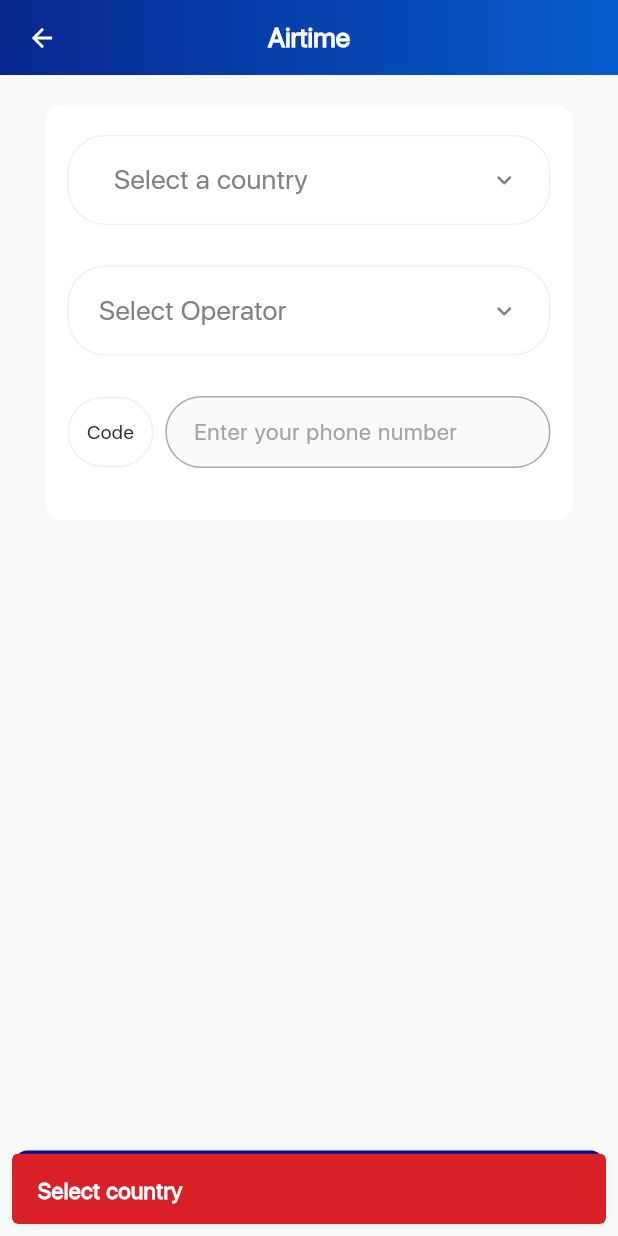
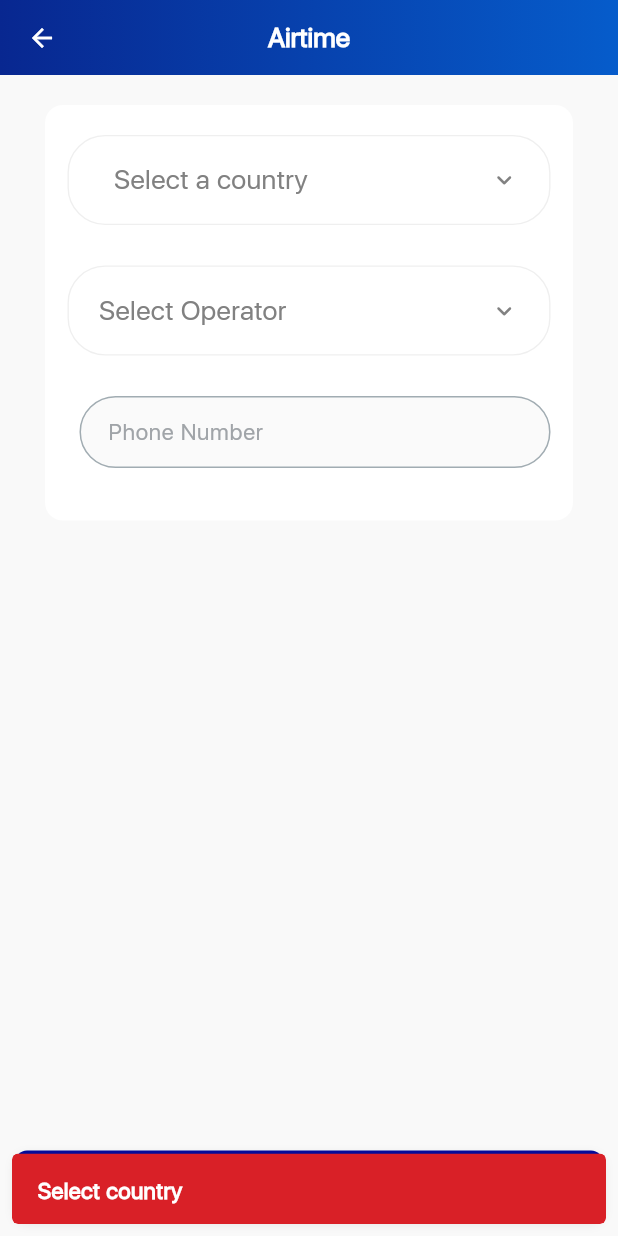
Before and after one commit to vinothkumar0107/Eastern, a Flutter app: the AirtimeScreen screen opened by its route, after a tap on "Topup", on a phone screen of 412 x 824 dp. Run offline on Flutter 3.47's test engine with Material 3 defaults, Android fonts, the light colour scheme and no system bars; our stand-ins replace animated_bottom_navigation_bar, auto_size_text, awesome_dialog, cached_network_image, connectivity_plus, dotted_border and 14 more; missing offline and left inert: flutter_inappwebview; accounts and stored records are empty; network calls fail; statements that could not run were skipped.

Commit message:
airtime screen

```diff
--- a/lib/core/utils/my_strings.dart
+++ b/lib/core/utils/my_strings.dart
@@ -321,6 +321,7 @@ class MyStrings{
   static const String support = "Support";
   static const String warranty = "Warranty";
   static const String unauthorized = "Unauthorized";
+  static const String authorizedMethod = "Authorized Method";
   static const String payment = "Payment";
   static const String couponPolicy = "Coupon Policy";
   static const String transactionDetails = "Transaction Details";
--- a/lib/data/controller/airtime/airtime_controller.dart
+++ b/lib/data/controller/airtime/airtime_controller.dart
@@ -184,7 +184,7 @@ class AirtimeController extends GetxController{
     }else if(mobileController.text.isEmpty){
       CustomSnackBar.error(errorList: [MyStrings.enterPhoneNumber.tr]);
       return ;
-    }else if(authorizationList.length>1 && selectedAuthorizationMode?.toLowerCase()==MyStrings.selectOne.toLowerCase()){
+    }else if(authorizationList.length>1 && selectedAuthorizationMode?.toLowerCase()==MyStrings.authorizedMethod.toLowerCase()){
       CustomSnackBar.error(errorList: [MyStrings.selectAuthModeMsg]);
       return;
     } else if(selectedCountry.callingCodes == null || selectedCountry.callingCodes![0].isEmpty){
--- a/lib/views/screens/airtime/airtime_screen.dart
+++ b/lib/views/screens/airtime/airtime_screen.dart
@@ -129,7 +129,7 @@ class _AirtimeScreenState extends State<AirtimeScreen> {
                     border:  Border.all(color: MyColor.borderColor, width: .9),
                     borderRadius: BorderRadius.circular(Dimensions.paddingSize25)
                 ),
-                        child: ,
+                        // child: Text(""),
                 )
                     ],
                   )
--- a/lib/views/screens/airtime/widget/phone_section.dart
+++ b/lib/views/screens/airtime/widget/phone_section.dart
@@ -20,15 +20,15 @@ class PhoneSection extends StatelessWidget {
           const SizedBox(height: Dimensions.space8,),
           Row(
             children: [
-              Container(
-                padding: const EdgeInsets.symmetric(horizontal: 12,vertical: 13),
-                decoration:  BoxDecoration(
-                    color: MyColor.transparentColor,
-                    border:  Border.all(color: MyColor.borderColor, width: .9),
-                    borderRadius: BorderRadius.circular(Dimensions.paddingSize25)
-                ),
-                child: Text(controller.selectedCountry.callingCodes?[0] ?? MyStrings.code.tr,style: interMediumDefault,),
-              ),
+              // Container(
+              //   padding: const EdgeInsets.symmetric(horizontal: 12,vertical: 13),
+              //   decoration:  BoxDecoration(
+              //       color: MyColor.transparentColor,
+              //       border:  Border.all(color: MyColor.borderColor, width: .9),
+              //       borderRadius: BorderRadius.circular(Dimensions.paddingSize25)
+              //   ),
+              //   child: Text(controller.selectedCountry.callingCodes?[0] ?? MyStrings.code.tr,style: interMediumDefault,),
+              // ),
               const SizedBox(width: 8),
 
               Expanded(
@@ -37,7 +37,7 @@ class PhoneSection extends StatelessWidget {
                     needLabel: false,
                     needOutlineBorder: true,
                     labelText: '',
-                    hintText: MyStrings.enterYourPhoneNo.tr,
+                    hintText: MyStrings.phoneNumber.tr,
                     controller: controller.mobileController,
                     focusNode: controller.mobileFocusNode,
                     textInputType: TextInputType.phone,
```
